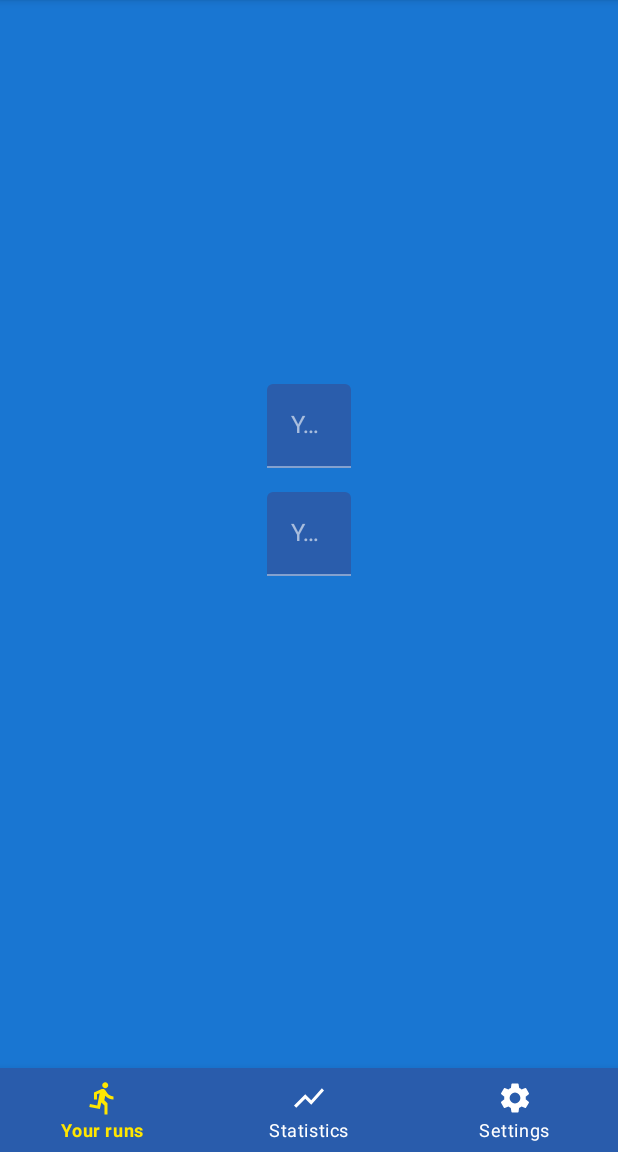
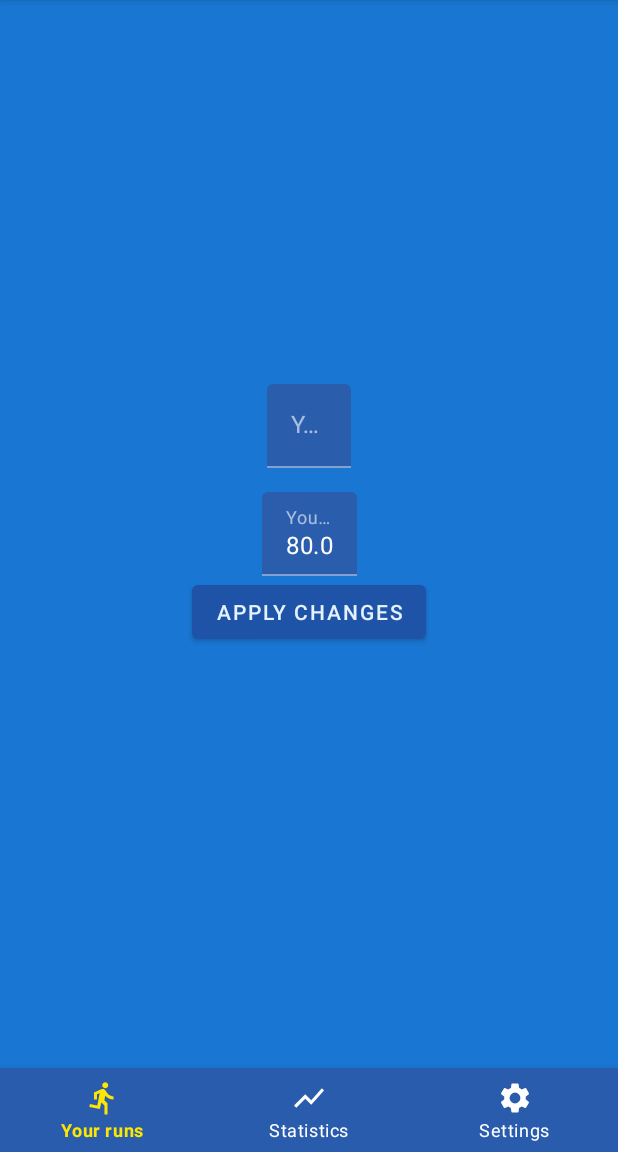
Before and after one commit to ivVane/JoggingApp, an Android app: the SettingsFragment screen opened through its navigation route, on a phone screen of 412 x 824 dp, the part 84-1236 px from its top. Run offline under Robolectric (Android 15) with nearby library versions, the phone set to English and light mode, and no system bars; our stand-ins replace Dagger/Hilt's generated code, navigation-ui; 2 statements that could not run were skipped.

Commit message:
Set up the SettingsFragment to change the username and weight and also implemented the total statistics in StatisticsFragment

```diff
--- a/app/src/main/java/com/joggingapp/ui/fragments/SettingsFragment.kt
+++ b/app/src/main/java/com/joggingapp/ui/fragments/SettingsFragment.kt
@@ -1,7 +1,59 @@
 package com.joggingapp.ui.fragments
 
+import android.content.SharedPreferences
+import android.os.Bundle
+import android.view.View
 import androidx.fragment.app.Fragment
+import com.google.android.material.snackbar.Snackbar
 import com.joggingapp.R
+import com.joggingapp.other.Constants.KEY_NAME
+import com.joggingapp.other.Constants.KEY_WEIGHT
+import dagger.hilt.android.AndroidEntryPoint
+import kotlinx.android.synthetic.main.activity_main.*
+import kotlinx.android.synthetic.main.fragment_settings.*
+import javax.inject.Inject
 
+@AndroidEntryPoint
 class SettingsFragment : Fragment(R.layout.fragment_settings) {
+
+    @Inject
+    lateinit var sharedPreferences: SharedPreferences
+
+    override fun onViewCreated(view: View, savedInstanceState: Bundle?) {
+        super.onViewCreated(view, savedInstanceState)
+
+        loadFieldsFromSharedPref()
+
+        btn_apply_changes.setOnClickListener {
+            val success = applyChangesToSharedPref()
+            if (success) {
+                Snackbar.make(view, "Saved changes", Snackbar.LENGTH_LONG).show()
+            } else {
+                Snackbar.make(view, "Please fill out all the fields", Snackbar.LENGTH_LONG).show()
+            }
+        }
+    }
+
+    private fun loadFieldsFromSharedPref() {
+        val name = sharedPreferences.getString(KEY_NAME, "")
+        val weight = sharedPreferences.getFloat(KEY_WEIGHT, 80f)
+        text_input_edit_text_name.setText(name)
+        text_input_edit_text_weight.setText(weight.toString())
+    }
+
+    private fun applyChangesToSharedPref(): Boolean {
+        val nameText = text_input_edit_text_name.text.toString()
+        val weightText = text_input_edit_text_weight.text.toString()
+        if (nameText.isEmpty() || weightText.isEmpty()) {
+            return false
+        }
+        sharedPreferences.edit()
+            .putString(KEY_NAME, nameText)
+            .putFloat(KEY_WEIGHT, weightText.toFloat())
+            .apply()
+
+        val toolbarText = "Let's go $nameText"
+        requireActivity().material_text_view_toolbar_title.text = toolbarText
+        return true
+    }
 }
--- a/app/src/main/res/layout/fragment_settings.xml
+++ b/app/src/main/res/layout/fragment_settings.xml
@@ -11,13 +11,13 @@
         android:layout_width="wrap_content"
         android:layout_height="wrap_content"
         android:layout_marginBottom="16dp"
+        app:layout_constraintBottom_toTopOf="@id/text_input_layout_weight"
         app:layout_constraintEnd_toEndOf="parent"
         app:layout_constraintStart_toStartOf="parent"
-        app:layout_constraintBottom_toTopOf="@id/text_input_layout_weight"
         tools:layout_editor_absoluteY="16dp">
 
         <com.google.android.material.textfield.TextInputEditText
-            android:id="@+id/text_input_edit_text"
+            android:id="@+id/text_input_edit_text_name"
             android:layout_width="match_parent"
             android:layout_height="wrap_content"
             android:ems="10"
@@ -46,6 +46,15 @@
 
     </com.google.android.material.textfield.TextInputLayout>
 
+    <Button
+        android:id="@+id/btn_apply_changes"
+        android:layout_width="wrap_content"
+        android:layout_height="wrap_content"
+        android:text="Apply Changes"
+        app:layout_constraintEnd_toEndOf="parent"
+        app:layout_constraintStart_toStartOf="parent"
+        app:layout_constraintTop_toBottomOf="@+id/text_input_layout_weight" />
+
     <androidx.constraintlayout.widget.Guideline
         android:id="@+id/guideline3"
         android:layout_width="wrap_content"
```
Also changed, not shown: app/src/main/java/com/joggingapp/ui/fragments/StatisticsFragment.kt (+43 -0 lines), app/src/main/java/com/joggingapp/ui/viewmodels/StatisticsViewModel.kt (+7 -0 lines).
